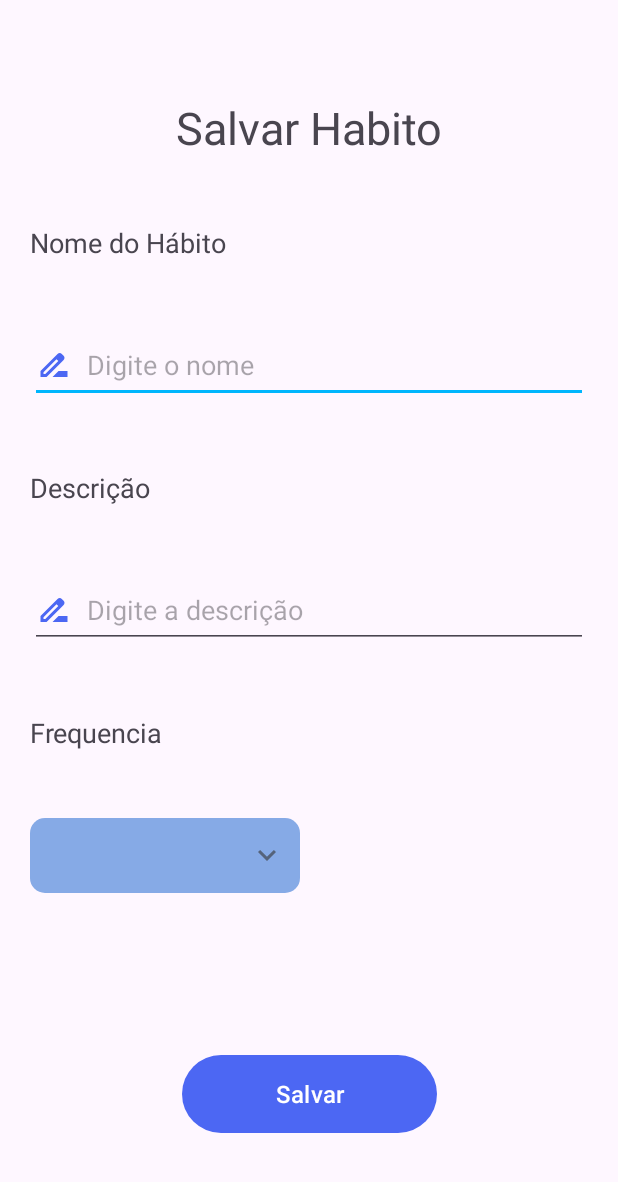
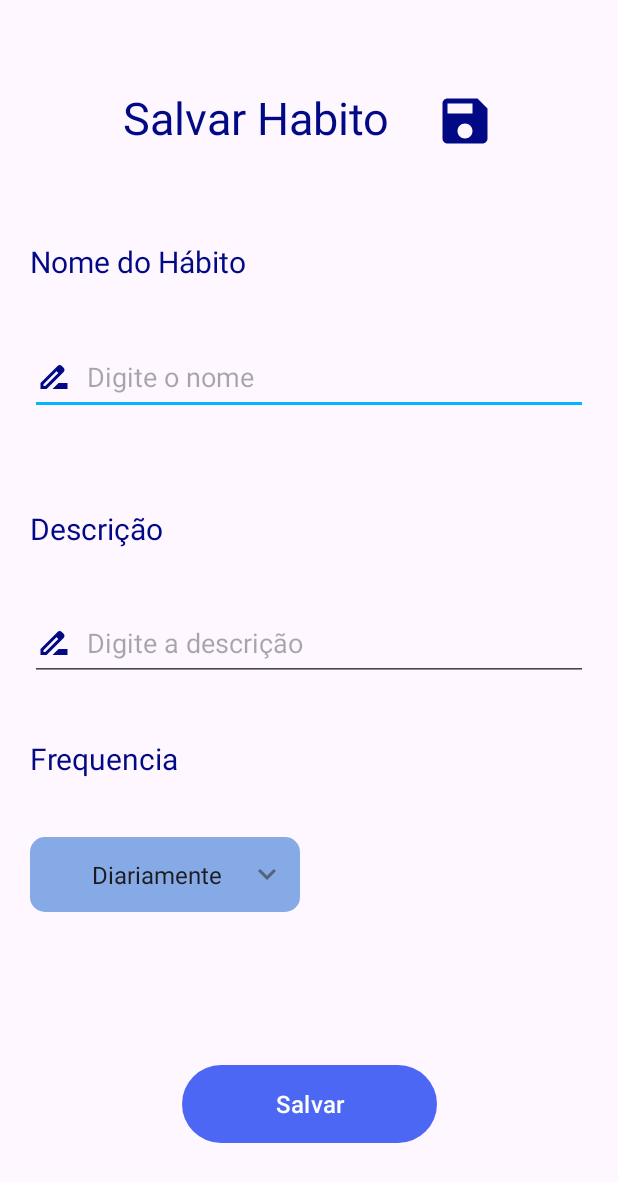
Before and after one commit to jotape-exe/goat-habits, an Android app: the HabitManagerActivity screen opened directly, with no data from a screen before it, on a phone screen of 412 x 824 dp. Shown: the top 1182 px of the screen. Run offline under Robolectric (Android 15) with nearby library versions, the phone set to English and light mode, and no system bars; our stand-ins replace Room's generated code.

Commit message:
Habit manager Day-Logic

```diff
--- a/app/src/main/java/com/goat/habits/ui/HabitFragment.java
+++ b/app/src/main/java/com/goat/habits/ui/HabitFragment.java
@@ -56,6 +56,7 @@ public class HabitFragment extends Fragment {
             public void onSelectCheckBox() {
                 new UserPreferences(requireContext()).setHabitCountPreference("HABIT_COUNT",1L);
             }
+
         };
 
         habitAdapter.setListener(listener);
--- a/app/src/main/java/com/goat/habits/ui/HabitManagerActivity.java
+++ b/app/src/main/java/com/goat/habits/ui/HabitManagerActivity.java
@@ -6,6 +6,7 @@ import androidx.lifecycle.ViewModelProvider;
 import android.os.Bundle;
 import android.text.TextUtils;
 import android.util.Log;
+import android.widget.ArrayAdapter;
 import android.widget.Toast;
 
 import com.goat.habits.databinding.ActivityHabitManagerBinding;
@@ -15,6 +16,7 @@ import com.goat.habits.viewmodel.HabitFragmentViewModel;
 import java.text.SimpleDateFormat;
 import java.time.LocalDateTime;
 import java.time.format.DateTimeFormatter;
+import java.util.Calendar;
 import java.util.Date;
 import java.util.List;
 
@@ -33,19 +35,40 @@ public class HabitManagerActivity extends AppCompatActivity {
 
         setContentView(binding.getRoot());
 
+        loadSpinner();
+
         binding.buttonSaveHabit.setOnClickListener(view -> {
-            if (fieldsValid()){
-                String name =  binding.editNameHabit.getText().toString();
+            if (fieldsValid()) {
+                String name = binding.editNameHabit.getText().toString();
                 String description = binding.editDescriptionHabit.getText().toString();
-//                String frequency = binding.spinnerFrequency.getSelectedItem().toString();
+                String frequency = binding.spinnerFrequency.getSelectedItem().toString();
 
                 Date currentDate = new Date();
-                SimpleDateFormat dateFormat = new SimpleDateFormat("dd/MM/yyyy HH:mm:ss");
+                SimpleDateFormat dateFormat = new SimpleDateFormat("dd/MM/yyyy");
                 String today = dateFormat.format(currentDate);
 
-                HabitModel habitModel = new HabitModel(name, description, "Diariamente", today);
+                Calendar calendar = Calendar.getInstance();
+                calendar.setTime(currentDate);
 
-                viewModel.insert(habitModel);
+                //30 inserções incrementando o dia de 1 em 1
+                if (frequency.equals("Diariamente")) {
+                    for (int i = 0; i < 30; i++) {
+                        HabitModel dailyHabit = new HabitModel(name, description, frequency, "Dia: "+dateFormat.format(calendar.getTime()));
+                        calendar.add(Calendar.DAY_OF_MONTH, 1);
+                        viewModel.insert(dailyHabit);
+                    }
+                //4 inserções incrementando o dia de 7 em 7
+                } else if (frequency.equals("Semanalmente")) {
+                    for (int i = 0; i < 4; i++) {
+                        HabitModel weeklyHabit = new HabitModel(name, description, frequency, "Dia: "+dateFormat.format(calendar.getTime()));
+                        calendar.add(Calendar.DAY_OF_MONTH, 7);
+                        viewModel.insert(weeklyHabit);
+                    }
+                } else if (frequency.equals("Mensalmente")) {
+                    HabitModel habitModel = new HabitModel(name, description, frequency, "Dia: "+today);
+                    viewModel.insert(habitModel);
+                }
+
                 viewModel.findAll();
 
                 Toast.makeText(this, "Salvo com sucesso!", Toast.LENGTH_LONG).show();
@@ -57,11 +80,21 @@ public class HabitManagerActivity extends AppCompatActivity {
 
     }
 
+    private void loadSpinner() {
+        String[] frequency = {
+                "Diariamente", "Semanalmente", "Mensalmente"
+        };
+        ArrayAdapter<String> adapter = new ArrayAdapter<>(this, android.R.layout.simple_spinner_item, frequency);
+        adapter.setDropDownViewResource(android.R.layout.simple_spinner_dropdown_item);
+
+        binding.spinnerFrequency.setAdapter(adapter);
+    }
+
     private Boolean fieldsValid() {
-        if (TextUtils.isEmpty(binding.editNameHabit.getText())){
+        if (TextUtils.isEmpty(binding.editNameHabit.getText())) {
             binding.editNameHabit.setError("Nome não pode ser vazio!");
             return false;
-        } else if (TextUtils.isEmpty(binding.editDescriptionHabit.getText())){
+        } else if (TextUtils.isEmpty(binding.editDescriptionHabit.getText())) {
             binding.editDescriptionHabit.setError("Descrição não pode ser vazio!");
             return false;
         }
--- a/app/src/main/java/com/goat/habits/ui/viewholder/AchievementViewHolder.java
+++ b/app/src/main/java/com/goat/habits/ui/viewholder/AchievementViewHolder.java
@@ -17,7 +17,6 @@ import java.util.Map;
 public class AchievementViewHolder extends RecyclerView.ViewHolder {
 
     private ComponentAchievementBinding bind;
-    private final String COMUM = "Comum";
     private final String RARO = "Raro";
     private final String ÉPICO = "Épico";
     private final String MONSTRO = "Monstro";
@@ -41,6 +40,7 @@ public class AchievementViewHolder extends RecyclerView.ViewHolder {
 
     }
 
+    //Muda a cor de acordo com a raridade
     private void changeRarity(String type) {
         switch (type) {
             case RARO:
@@ -56,7 +56,7 @@ public class AchievementViewHolder extends RecyclerView.ViewHolder {
         }
     }
 
-    //Muda o backgroun da conquista se ela for concluida
+    //Muda o background da conquista se ela for concluida
     private void validateAchievement(Long habitCount, String nameAchievement) {
         Map<String, Long> achievementMap = new HashMap<>();
         achievementMap.put("Cbum", 300L);
--- a/app/src/main/res/layout/activity_habit_manager.xml
+++ b/app/src/main/res/layout/activity_habit_manager.xml
@@ -8,24 +8,40 @@
     tools:context=".ui.HabitManagerActivity">
 
     <TextView
-
         android:id="@+id/textSaveHabit"
         android:layout_width="wrap_content"
         android:layout_height="wrap_content"
+        android:drawablePadding="10dp"
         android:text="Salvar Habito"
+        android:textColor="@color/dark_blue"
         android:textSize="30sp"
         app:layout_constraintBottom_toTopOf="@id/textNameHabit"
+        app:layout_constraintEnd_toStartOf="@id/imageSave"
+        app:layout_constraintHorizontal_chainStyle="packed"
+        app:layout_constraintStart_toStartOf="parent"
+        app:layout_constraintTop_toTopOf="parent" />
+
+    <ImageView
+        android:id="@+id/imageSave"
+        android:layout_width="40dp"
+        android:layout_height="40dp"
+        android:layout_marginStart="30dp"
+        android:layout_marginTop="4dp"
+        android:src="@drawable/icon_save"
+        app:layout_constraintBottom_toBottomOf="@+id/textSaveHabit"
         app:layout_constraintEnd_toEndOf="parent"
-        app:layout_constraintStart_toStartOf="parent"
-        app:layout_constraintTop_toTopOf="parent"
-        android:drawablePadding="10dp" />
+        app:layout_constraintStart_toEndOf="@+id/textSaveHabit"
+        app:layout_constraintTop_toTopOf="@+id/textSaveHabit"
+        app:tint="@color/dark_blue" />
 
     <TextView
         android:id="@+id/textNameHabit"
         android:layout_width="wrap_content"
         android:layout_height="wrap_content"
         android:text="Nome do Hábito"
-        android:textSize="18sp"
+        android:layout_marginTop="24dp"
+        android:textColor="@color/dark_blue"
+        android:textSize="20sp"
         app:layout_constraintBottom_toTopOf="@id/editNameHabit"
         app:layout_constraintStart_toStartOf="parent"
         app:layout_constraintTop_toBottomOf="@id/textSaveHabit" />
@@ -34,10 +50,10 @@
         android:id="@+id/editNameHabit"
         android:layout_width="match_parent"
         android:layout_height="50dp"
-        android:hint="Digite o nome"
-        android:drawableTint="@color/blue"
         android:drawableStart="@drawable/icon_name"
         android:drawablePadding="10dp"
+        android:drawableTint="@color/dark_blue"
+        android:hint="Digite o nome"
         app:layout_constraintBottom_toTopOf="@id/textDescriptionHabit"
         app:layout_constraintEnd_toEndOf="parent"
         app:layout_constraintStart_toStartOf="parent"
@@ -48,19 +64,21 @@
         android:layout_width="wrap_content"
         android:layout_height="wrap_content"
         android:text="Descrição"
-        android:textSize="18sp"
+        android:textColor="@color/dark_blue"
+        android:layout_marginTop="24dp"
+        android:textSize="20sp"
+        app:layout_constraintBottom_toTopOf="@id/editDescriptionHabit"
         app:layout_constraintStart_toStartOf="parent"
-        app:layout_constraintBottom_toTopOf="@id/editDescriptionHabit"
         app:layout_constraintTop_toBottomOf="@id/editNameHabit" />
 
     <EditText
         android:id="@+id/editDescriptionHabit"
         android:layout_width="match_parent"
         android:layout_height="50dp"
-        android:hint="Digite a descrição"
-        android:drawableTint="@color/blue"
         android:drawableStart="@drawable/icon_name"
         android:drawablePadding="10dp"
+        android:drawableTint="@color/dark_blue"
+        android:hint="Digite a descrição"
         app:layout_constraintBottom_toTopOf="@id/textFrequency"
         app:layout_constraintEnd_toEndOf="parent"
         app:layout_constraintStart_toStartOf="parent"
@@ -69,10 +87,11 @@
     <TextView
         android:id="@+id/textFrequency"
         android:layout_width="wrap_content"
-        app:layout_constraintBottom_toTopOf="@id/spinner_frequency"
         android:layout_height="wrap_content"
         android:text="Frequencia"
-        android:textSize="18sp"
+        android:textColor="@color/dark_blue"
+        android:textSize="20sp"
+        app:layout_constraintBottom_toTopOf="@id/spinner_frequency"
         app:layout_constraintStart_toStartOf="parent"
         app:layout_constraintTop_toBottomOf="@+id/editDescriptionHabit" />
 
@@ -80,12 +99,12 @@
         android:id="@+id/spinner_frequency"
         android:layout_width="180dp"
         android:layout_height="50dp"
+        android:layout_marginBottom="60dp"
+        android:background="@drawable/spinner_style"
         android:textAlignment="center"
+        android:textSize="16sp"
         app:layout_constraintBottom_toTopOf="@id/buttonSaveHabit"
-        android:textSize="16sp"
-        android:background="@drawable/spinner_style"
         app:layout_constraintStart_toStartOf="parent"
-        android:layout_marginBottom="60dp"
         app:layout_constraintTop_toBottomOf="@+id/textFrequency" />
 
     <Button
```
